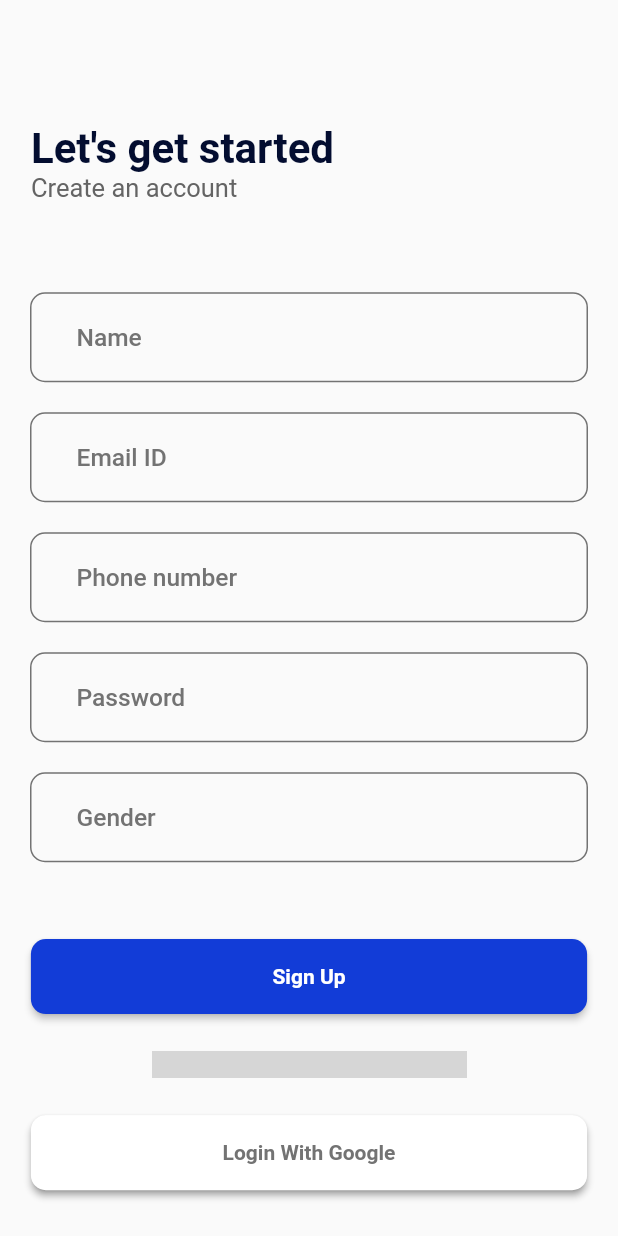
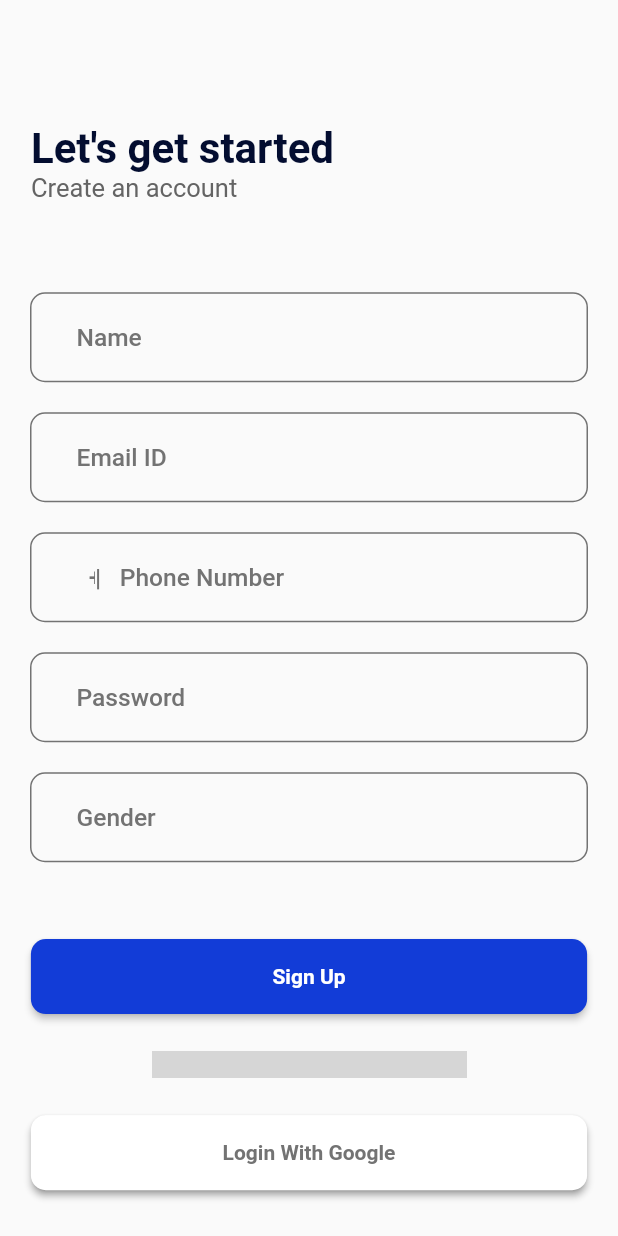
Before and after one commit to anushasharma384/Cehpoint, a Flutter app: the screen it shows after launch, after a tap on "Skip", on a phone screen of 412 x 824 dp. Run offline on Flutter 3.47's test engine with Material 2 defaults, Android fonts, the phone set to English and light mode, and no system bars; our stand-ins replace firebase_auth, firebase_core, google_nav_bar, line_icons, pinput; accounts and stored records are empty; grey boxes are pictures that could not be loaded.

Commit message:
Bugs fixing

```diff
--- a/lib/Screens/login.dart
+++ b/lib/Screens/login.dart
@@ -14,12 +14,19 @@ class LoginPage extends StatefulWidget {
 class _LoginPageState extends State<LoginPage> {
   final _formKey = GlobalKey<FormState>();
   final TextEditingController _emailController = TextEditingController();
+  TextEditingController countrycode = TextEditingController();
   String name = '';
   String email = '';
   var phone = '';
   String password = '';
   String gender = '';
   bool login = false;
+
+   @override
+  void initState() {
+    countrycode.text = "+91";
+    super.initState();
+  }
 
   @override
   Widget build(BuildContext context) {
@@ -136,39 +143,61 @@ class _LoginPageState extends State<LoginPage> {
                 ),
               ),
               Container(
-                margin:
+                    margin:
                     const EdgeInsets.symmetric(vertical: 10, horizontal: 20),
                 padding:
                     const EdgeInsets.symmetric(horizontal: 30, vertical: 5),
-                decoration: BoxDecoration(
+                    decoration: BoxDecoration(
                     borderRadius: BorderRadius.circular(10),
                     border: Border.all(
                         color: const Color.fromRGBO(115, 115, 115, 1),
                         width: 1)),
-                child: TextFormField(
-                  key: const ValueKey('phone'),
-                  decoration: const InputDecoration(
-                    hintText: "Phone number",
-                    hintStyle: TextStyle(
-                        fontSize: 16.38,
+
+                    child: Row(
+                      children: [
+                        SizedBox(
+                          width: width*0.02,
+                        ),
+                        SizedBox(
+                            width: width*0.01,
+                            child: TextField(
+                              decoration:
+                                  const InputDecoration(border: InputBorder.none),
+                              controller: countrycode,
+                              style:
+                                  const TextStyle(fontSize: 16.38,
                         fontWeight: FontWeight.w500,
                         color: Color.fromRGBO(115, 115, 115, 1)),
-                    border: InputBorder.none,
+                            )),
+                        SizedBox(
+                          width: width*0.04,
+                          child: const Text(
+                            "|",
+                            style: TextStyle(fontSize: 16.38,
+                        fontWeight: FontWeight.w500,
+                        color: Color.fromRGBO(115, 115, 115, 1)),
+                          ),
+                        ),
+                        Expanded(
+                            child: TextField(
+                          keyboardType: TextInputType.phone,
+                          onChanged: (value) {
+                            phone = value;
+                          },
+                          decoration: const InputDecoration(
+                              border: InputBorder.none,
+                              hintText: "Phone Number",
+                              hintStyle:
+                                  TextStyle(fontSize: 16.38,
+                        fontWeight: FontWeight.w500,
+                        color: Color.fromRGBO(115, 115, 115, 1))),
+                          style: const TextStyle(fontSize: 16.38,
+                        fontWeight: FontWeight.w500,
+                        color: Color.fromRGBO(115, 115, 115, 1)),
+                        )),
+                      ],
+                    ),
                   ),
-                  validator: (value) {
-                    if (value!.isEmpty || value.length < 10) {
-                      return 'Please Enter Your Phone Number';
-                    } else {
-                      return null;
-                    }
-                  },
-                  onSaved: (value) {
-                    setState(() {
-                      phone = value!;
-                    });
-                  },
-                ),
-              ),
               Container(
                 margin:
                     const EdgeInsets.symmetric(vertical: 10, horizontal: 20),
@@ -225,7 +254,7 @@ class _LoginPageState extends State<LoginPage> {
                     border: InputBorder.none,
                   ),
                   validator: (value) {
-                    if (value!.isEmpty || value.contains('male')) {
+                    if (value!.isEmpty) {
                       return 'Please enter your gender';
                     } else {
                       return null;
@@ -250,7 +279,7 @@ class _LoginPageState extends State<LoginPage> {
                       _formKey.currentState!.save();
                     }
                      await FirebaseAuth.instance.verifyPhoneNumber(
-                          phoneNumber: '${phone}',
+                          phoneNumber: '${countrycode.text + phone}',
                           verificationCompleted:
                               (PhoneAuthCredential credential) {},
                           verificationFailed: (FirebaseAuthException e) {},
```
